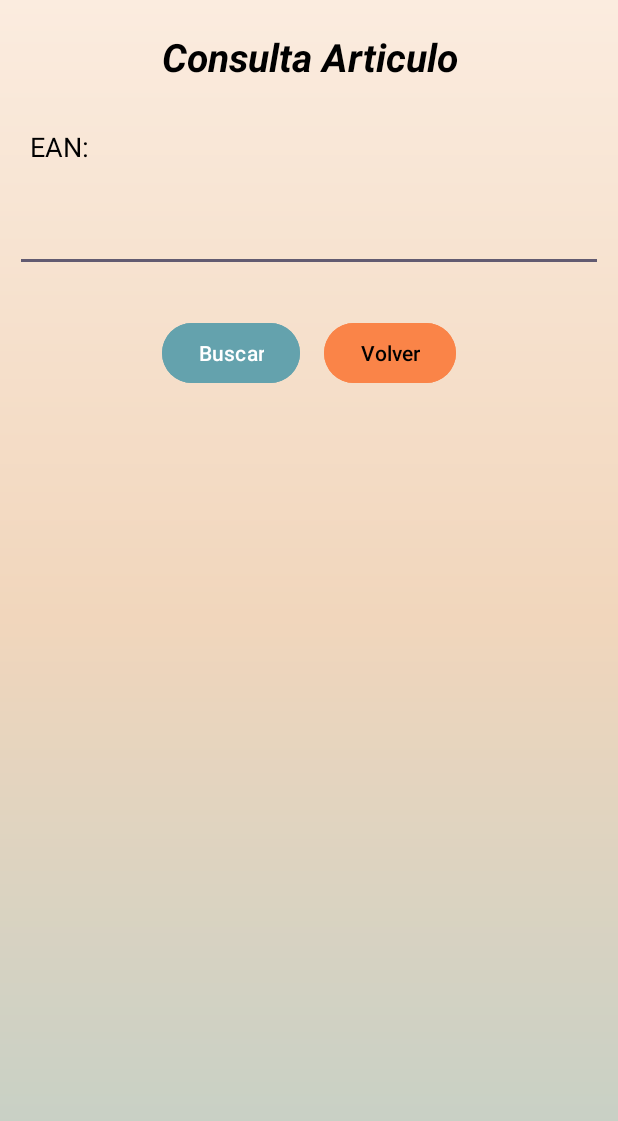
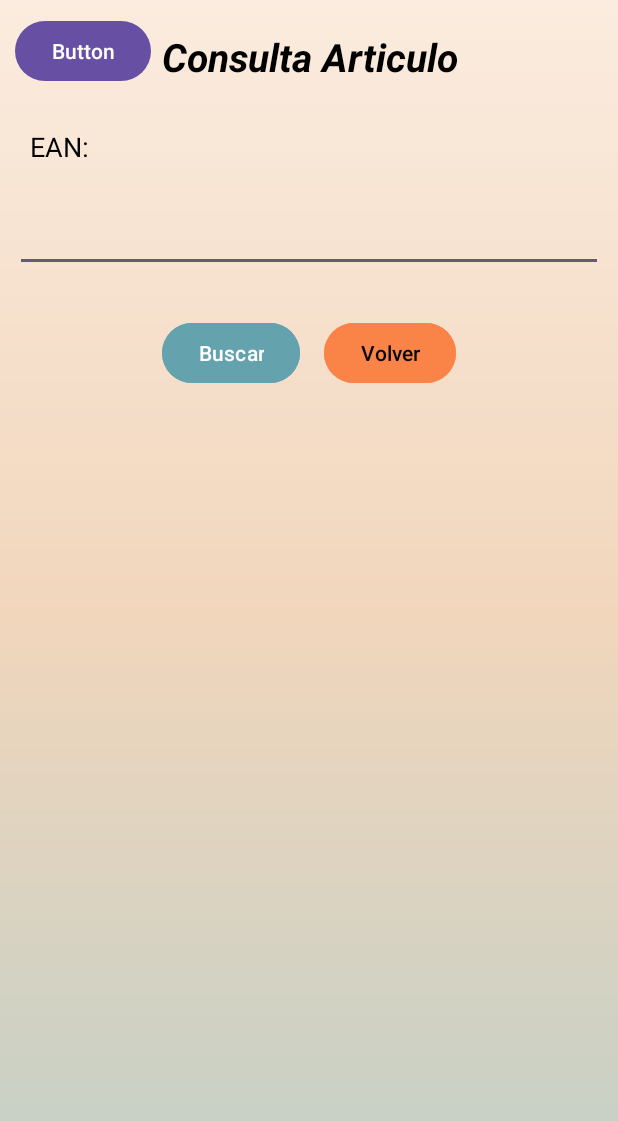
Before and after one commit to cathysulbaran/Proyecto_front_csb, an Android app: the ConsultaArticulo screen opened directly, with no data from a screen before it, on a phone screen of 412 x 824 dp. Shown: the top 1121 px of the screen. Run offline under Robolectric (Android 15) with nearby library versions, the phone set to English and light mode, and no system bars; our stand-ins replace Firebase (no records; nobody signed in at launch, a user with empty details on screens opened directly); libraries missing offline, so code that uses them is left out: com.journeyapps.barcodescanner.

Commit message:
Codigo de barrras funcionando solo en el apartado de buscar producto

```diff
--- a/app/build.gradle.kts
+++ b/app/build.gradle.kts
@@ -23,6 +23,11 @@ android {
             proguardFiles(getDefaultProguardFile("proguard-android-optimize.txt"), "proguard-rules.pro")
         }
     }
+
+    buildFeatures{
+        viewBinding = true;
+    }
+
     compileOptions {
         sourceCompatibility = JavaVersion.VERSION_1_8
         targetCompatibility = JavaVersion.VERSION_1_8
@@ -35,6 +40,7 @@ dependencies {
     implementation("com.google.android.material:material:1.11.0")
     implementation("androidx.constraintlayout:constraintlayout:2.1.4")
     implementation("com.google.firebase:firebase-firestore:24.10.3")
+    implementation ("com.journeyapps:zxing-android-embedded:4.3.0")
     implementation("com.google.firebase:firebase-auth:22.3.1")
     testImplementation("junit:junit:4.13.2")
     androidTestImplementation("androidx.test.ext:junit:1.1.5")
--- /dev/null
+++ b/app/src/main/java/com/example/proyecto_front_csb/CaptureActivityPortraint.java
@@ -0,0 +1,6 @@
+package com.example.proyecto_front_csb;
+
+import com.journeyapps.barcodescanner.CaptureActivity;
+
+public class CaptureActivityPortraint extends CaptureActivity {
+}
--- a/app/src/main/java/com/example/proyecto_front_csb/ConsultaArticulo.java
+++ b/app/src/main/java/com/example/proyecto_front_csb/ConsultaArticulo.java
@@ -1,5 +1,6 @@
 package com.example.proyecto_front_csb;
 
+import androidx.activity.result.ActivityResultLauncher;
 import androidx.annotation.NonNull;
 import androidx.appcompat.app.AppCompatActivity;
 
@@ -12,16 +13,32 @@ import android.widget.TableLayout;
 import android.widget.TextView;
 import android.widget.Toast;
 
+import com.example.proyecto_front_csb.databinding.ActivityConsultaArticuloBinding;
 import com.example.proyecto_front_csb.model.DataBase;
 import com.google.android.gms.tasks.OnCompleteListener;
 import com.google.android.gms.tasks.OnFailureListener;
 import com.google.android.gms.tasks.Task;
 import com.google.firebase.firestore.DocumentSnapshot;
 import com.google.firebase.firestore.FirebaseFirestore;
+import com.journeyapps.barcodescanner.ScanContract;
+import com.journeyapps.barcodescanner.ScanOptions;
 
 public class ConsultaArticulo extends AppCompatActivity {
 
-    private Button btBuscar, btVolver;
+    ActivityConsultaArticuloBinding binding;
+
+    private final ActivityResultLauncher<ScanOptions> barcodeLauncher = registerForActivityResult(new ScanContract(), result ->{
+
+        if (result.getContents() == null){
+
+            Toast.makeText(this, "CANCELADO", Toast.LENGTH_SHORT).show();
+        } else {
+
+            binding.edtEANConsulta.setText(result.getContents());
+        }
+    });
+
+    private Button btBuscar, btVolver, btEAN;
     private EditText edtEANConsulta;
     private TableLayout table_articulos;
 
@@ -30,9 +47,21 @@ public class ConsultaArticulo extends AppCompatActivity {
         super.onCreate(savedInstanceState);
         setContentView(R.layout.activity_consulta_articulo);
 
+        binding = ActivityConsultaArticuloBinding.inflate(getLayoutInflater());
+        setContentView(binding.getRoot());
+
         btBuscar = findViewById(R.id.btBuscar);
         btVolver = findViewById(R.id.btVolver);
         edtEANConsulta = findViewById(R.id.edtEANConsulta);
+        btEAN = findViewById(R.id.btEAN);
+
+        binding.btEAN.setOnClickListener(new View.OnClickListener(){
+            @Override
+            public void onClick ( View view){
+
+                escaner();
+            }
+        });
 
         btBuscar.setOnClickListener(new View.OnClickListener() {
             @Override
@@ -46,6 +75,20 @@ public class ConsultaArticulo extends AppCompatActivity {
                 Iniciar_Main();
             }
         });
+    }
+
+    public void escaner(){
+
+        ScanOptions options = new ScanOptions();
+        options.setDesiredBarcodeFormats(ScanOptions.ALL_CODE_TYPES);
+        options.setPrompt("ESCANEAR CODIGO");
+        options.setCameraId(0);
+        options.setOrientationLocked(false);
+        options.setBeepEnabled(false);
+        options.setCaptureActivity(CaptureActivityPortraint.class);
+        options.setBarcodeImageEnabled(false);
+
+        barcodeLauncher.launch(options);
     }
 
     public void Iniciar_DetallesArticulo(){
--- a/app/src/main/java/com/example/proyecto_front_csb/Login.java
+++ b/app/src/main/java/com/example/proyecto_front_csb/Login.java
@@ -37,7 +37,7 @@ public class Login extends AppCompatActivity {
         bt_login.setOnClickListener(new View.OnClickListener() {
             @Override
             public void onClick(View v) {
-                Iniciar_Main();
+                Iniciar_MainSinUsuario();
             }
         });
 
--- a/app/src/main/res/layout/activity_consulta_articulo.xml
+++ b/app/src/main/res/layout/activity_consulta_articulo.xml
@@ -258,4 +258,10 @@
 
     </ScrollView>
 
+    <Button
+        android:id="@+id/btEAN"
+        android:layout_width="wrap_content"
+        android:layout_height="wrap_content"
+        android:text="Button" />
+
 </RelativeLayout>
```
Also changed, not shown: app/src/main/AndroidManifest.xml (+15 -1 lines).
